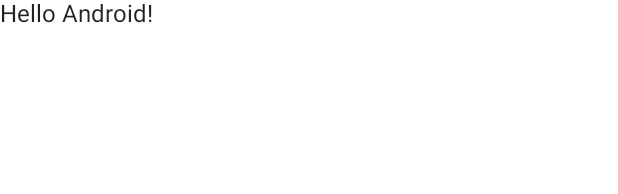
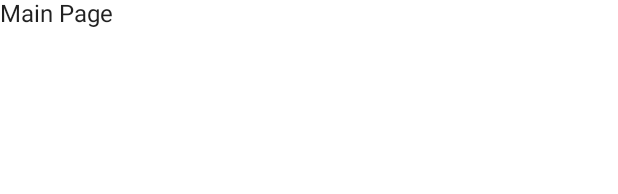
Before and after one commit to filipecancio/popcorn-jetpack, an Android app built with Jetpack Compose: the @Preview function DefaultPreview, on a phone screen of 412 x 824 dp. Shown: the top 194 px of the screen. Run offline under Robolectric (Android 15) with nearby library versions, the phone set to English and light mode, and no system bars.

Commit message:
Set main and detail page

```diff
--- a/app/src/main/java/dev/cancio/popcorn/MainActivity.kt
+++ b/app/src/main/java/dev/cancio/popcorn/MainActivity.kt
@@ -15,9 +15,8 @@ class MainActivity : ComponentActivity() {
         super.onCreate(savedInstanceState)
         setContent {
             PopcornTheme {
-                // A surface container using the 'background' color from the theme
                 Surface(color = MaterialTheme.colors.background) {
-                    Greeting("Android")
+                    MainPage()
                 }
             }
         }
@@ -25,14 +24,21 @@ class MainActivity : ComponentActivity() {
 }
 
 @Composable
-fun Greeting(name: String) {
-    Text(text = "Hello $name!")
+fun MainPage() {
+    Text(text = "Main Page")
+}
+
+@Composable
+fun DetailPage() {
+    Text(text = "Detail Page")
 }
 
 @Preview(showBackground = true)
 @Composable
 fun DefaultPreview() {
     PopcornTheme {
-        Greeting("Android")
+        Surface(color = MaterialTheme.colors.background) {
+            MainPage()
+        }
     }
 }
```
